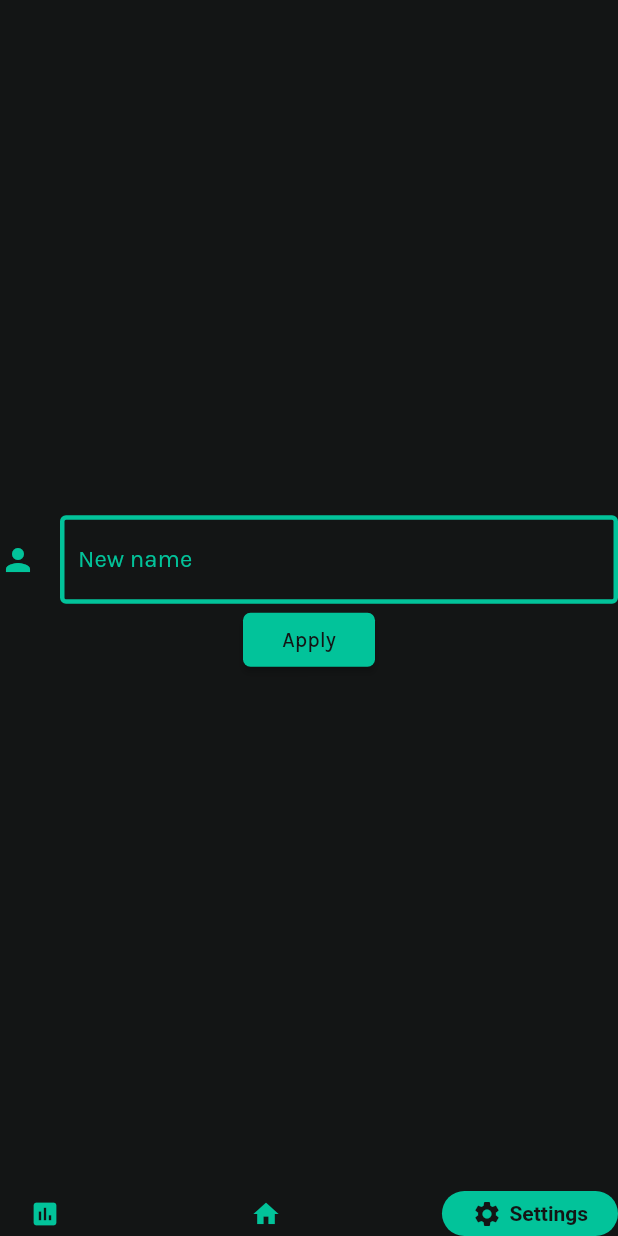
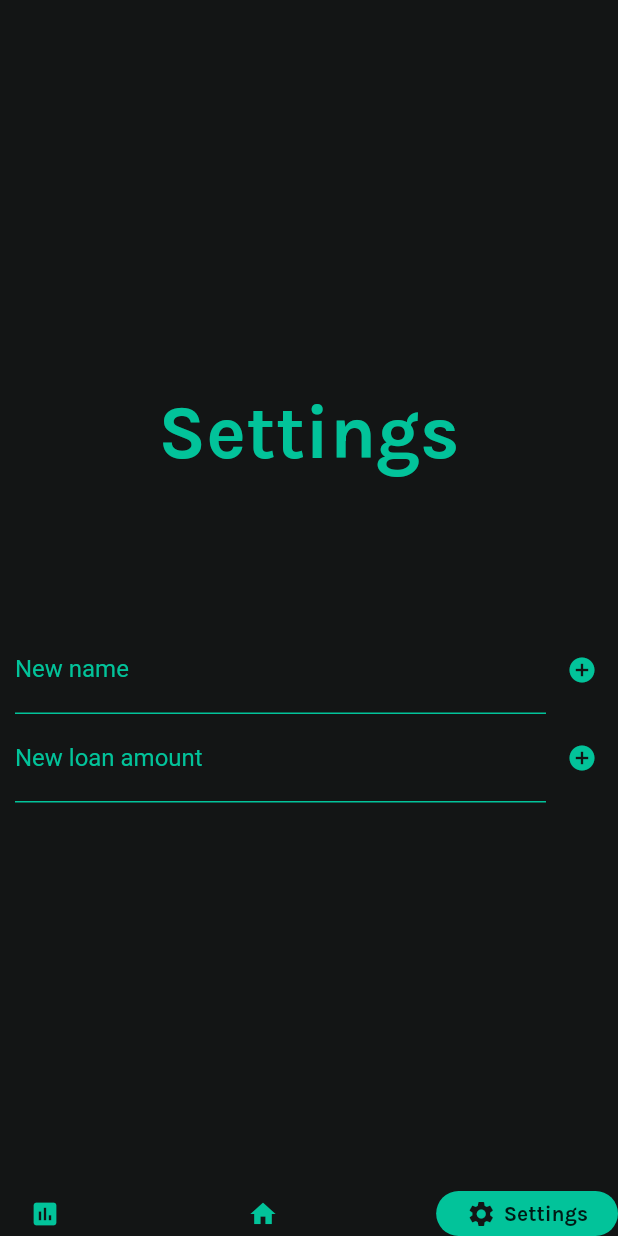
Before and after one commit to LucasBourne/Budgitt, a Flutter app: the FirstScreen screen opened directly, item 3 of the bottom bar chosen, on a phone screen of 412 x 824 dp. Run offline on Flutter 3.47's test engine with Material 2 defaults, Android fonts, the phone set to English and light mode, and no system bars; drawn by our look-alikes of google_nav_bar; our stand-ins replace firebase_auth, firebase_database, google_fonts, google_sign_in; accounts and stored records are empty.

Commit message:
Added more settings page functionality

```diff
--- a/lib/home_screen.dart
+++ b/lib/home_screen.dart
@@ -1,5 +1,6 @@
 import 'package:flutter/material.dart';
 import 'package:google_nav_bar/google_nav_bar.dart';
+import 'package:google_fonts/google_fonts.dart';
 
 import 'home_screen_views/main_page.dart';
 import 'home_screen_views/settings_page.dart';
@@ -49,14 +50,17 @@ class FirstScreenState extends State<FirstScreen>
           GButton(
             icon: Icons.insert_chart,
             text: "Trends",
+            textStyle: GoogleFonts.karla(fontWeight: FontWeight.bold),
           ),
           GButton(
             icon: Icons.home,
             text: "Home",
+            textStyle: GoogleFonts.karla(fontWeight: FontWeight.bold),
           ),
           GButton(
             icon: Icons.settings,
             text: "Settings",
+            textStyle: GoogleFonts.karla(fontWeight: FontWeight.bold),
           ),
         ],
         selectedIndex: _selectedIndex,
--- a/lib/home_screen_views/settings_page.dart
+++ b/lib/home_screen_views/settings_page.dart
@@ -12,6 +12,7 @@ class SettingsScreen extends StatefulWidget
 }
 
 TextEditingController nameController = new TextEditingController();
+TextEditingController loanController = new TextEditingController();
 
 class SettingsScreenState extends State<SettingsScreen>
 {
@@ -45,71 +46,191 @@ class SettingsScreenState extends State<SettingsScreen>
   @override
   Widget build(BuildContext context)
   {
+    return _mainColumn();
+  }
+
+  String getName()
+  {
+    if(values["name"] != null)
+    {
+      return values["name"];
+    }
+    else
+    {
+      return "Not set";
+    }
+  }
+
+  void showSnackBar(String message)
+  {
+    final snackBar = SnackBar(
+      behavior: SnackBarBehavior.floating,
+      backgroundColor: accentColour,
+      content: Text(
+        message,
+        style: GoogleFonts.karla(
+          color: backgroundColour
+        ),
+      ),
+    );
+    setState(()
+    {
+      Scaffold.of(context).showSnackBar(snackBar);
+    });
+  }
+
+  void updateName()
+  {
+    if (nameController.text.trim().isEmpty)
+    {
+      showSnackBar("ERROR: Name cannot be blank");
+    }
+    else
+    {
+      dbRef.child(userID).update({
+        "name" : nameController.text,
+      });
+      setState(()
+      {
+        readData();
+        showSnackBar("Name updated to " + nameController.text);
+      nameController.clear();
+      });
+    }
+  }
+
+  void updateLoan()
+  {
+    if (loanController.text.trim().isEmpty)
+    {
+      showSnackBar("ERROR: Loan amount cannot be blank");
+    }
+    else if(double.tryParse(loanController.text.trim()) == null)
+    {
+      showSnackBar("ERROR: Loan amount is invalid");
+    }
+    else if(double.parse(loanController.text.trim()) < 0)
+    {
+      showSnackBar("ERROR: Loan amount cannot be negative");
+    }
+    else
+    {
+      String newLoanAmount = double.parse(loanController.text).toStringAsFixed(2);
+      dbRef.child(userID).update({
+        "loan" : double.parse(newLoanAmount),
+      });
+      setState(()
+      {
+        readData();
+        showSnackBar("Loan value updated to £" + newLoanAmount);
+        loanController.clear();
+      });
+    }
+  }
+
+  Row _changeNameSetting()
+  {
+    return Row(
+      mainAxisAlignment: MainAxisAlignment.center,
+      children: <Widget>[
+        SizedBox(width: 10),
+        Flexible(
+          child: TextField(
+            autocorrect: false,
+            keyboardType: TextInputType.text,
+            style: TextStyle(color: accentColour),
+            cursorColor: accentColour,
+            controller: nameController,
+            onEditingComplete: ()
+            {
+              updateName();
+            },
+            decoration: InputDecoration(
+              enabledBorder: UnderlineInputBorder(
+                borderSide: BorderSide(
+                  color: accentColour
+                ),
+              ),
+              labelText: "New name",
+            ),
+          ),
+        ),
+        IconButton(
+          icon: Icon(Icons.add_circle),
+          iconSize: 20,
+          color: accentColour,
+          onPressed: ()
+          {
+            updateName();
+          },
+        ),
+      ],
+    );
+  }
+
+  Row _changeLoanSetting()
+  {
+    return Row(
+      mainAxisAlignment: MainAxisAlignment.center,
+      children: <Widget>[
+        SizedBox(width: 10),
+        Flexible(
+          child: TextField(
+            autocorrect: false,
+            keyboardType: TextInputType.number,
+            style: TextStyle(color: accentColour),
+            cursorColor: accentColour,
+            controller: loanController,
+            onEditingComplete: ()
+            {
+              updateLoan();
+            },
+            decoration: InputDecoration(
+              enabledBorder: UnderlineInputBorder(
+                borderSide: BorderSide(
+                  color: accentColour
+                ),
+              ),
+              labelText: "New loan amount",
+            ),
+          ),
+        ),
+        IconButton(
+          icon: Icon(Icons.add_circle),
+          iconSize: 20,
+          color: accentColour,
+          onPressed: ()
+          {
+            updateLoan();
+          },
+        ),
+      ],
+    );
+  }
+
+  Text _title()
+  {
+    return Text(
+      "Settings",
+      style: GoogleFonts.karla(
+        fontSize: 50,
+        color: accentColour,
+        fontWeight: FontWeight.bold,
+      ),
+    );
+  }
+
+  Center _mainColumn()
+  {
     return Center(
       child: Column(
         mainAxisAlignment: MainAxisAlignment.center,
         mainAxisSize: MainAxisSize.max,
         children: <Widget>[
-            TextField(
-            style: GoogleFonts.karla(color: accentColour),
-            controller: nameController,
-            cursorColor: accentColour,
-            decoration: InputDecoration(
-              labelText: "New name",
-              labelStyle: GoogleFonts.karla(color: accentColour),
-              icon: Icon(Icons.person, color: accentColour,),
-              enabledBorder: OutlineInputBorder(
-                borderSide: BorderSide(
-                  color: accentColour,
-                  width: 3.0,
-                ),
-              ),
-              focusedBorder: OutlineInputBorder(
-                borderSide: BorderSide(
-                  color: accentColour,
-                  width: 3.0,
-                ),
-              )
-            ),
-            obscureText: false,
-            autocorrect: false,
-            keyboardType: TextInputType.text,
-          ),
-          RaisedButton(
-            child: Text(
-              "Apply",
-              style: GoogleFonts.karla(),
-            ),
-            onPressed: ()
-            {
-              dbRef.child(userID).update({
-              "name" : nameController.text,
-              });
-              setState(() {
-              readData();
-            });
-              //update name on database
-            },
-            shape: RoundedRectangleBorder(
-              borderRadius: BorderRadius.circular(5),
-            ),
-            color: accentColour,
-            textColor: backgroundColour,
-          ),
-        ],
-      ),
-    );
-  }
-
-  Padding _changeNameSetting()
-  {
-    return Padding(
-      padding: EdgeInsets.fromLTRB(15, 0, 15, 0),
-      child: Row(
-        mainAxisSize: MainAxisSize.max,
-        mainAxisAlignment: MainAxisAlignment.center,
-        children: <Widget>[
-
+          _title(),
+          SizedBox(height: 100),
+          _changeNameSetting(),
+          _changeLoanSetting(),
         ],
       ),
     );
--- a/lib/sign_in.dart
+++ b/lib/sign_in.dart
@@ -69,7 +69,7 @@ Future<String> signInWithGoogle() async
   return 'signInWithGoogle succeeded: $user';
 }
 
-void signOutGoogle() async
+void signOutUser() async
 {
   await _auth.signOut();
   await googleSignIn.signOut();
```
Also changed, not shown: lib/home_screen_views/main_page.dart (+46 -3 lines), lib/login_page.dart (+46 -0 lines), lib/main.dart (+20 -1 lines).
